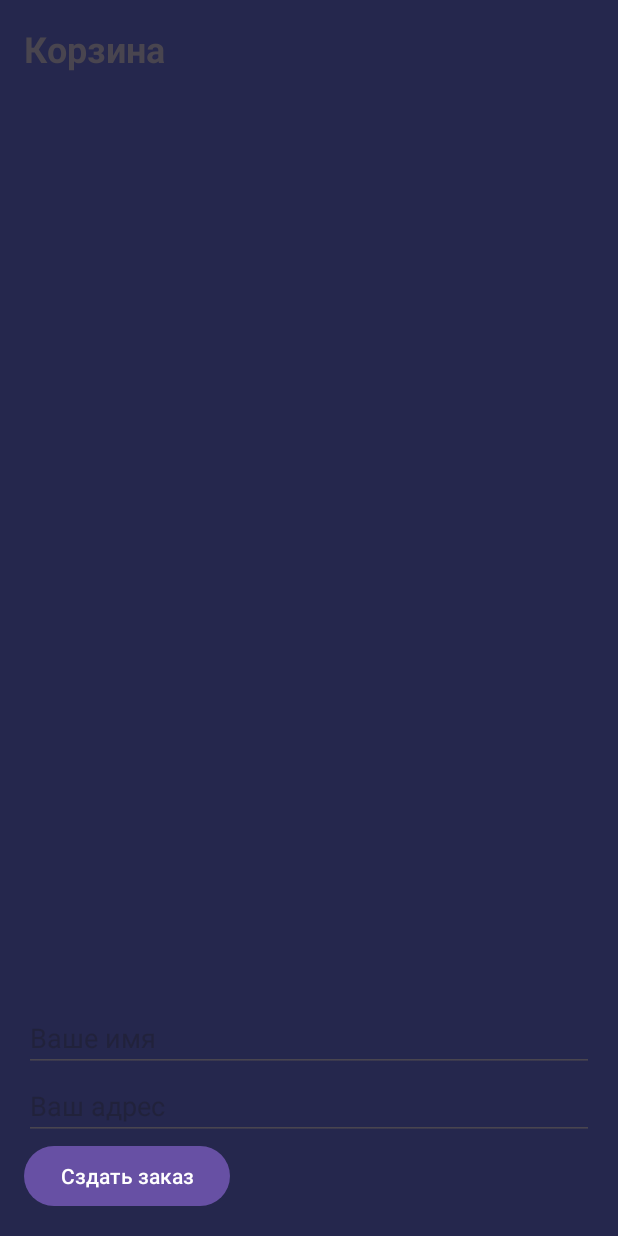
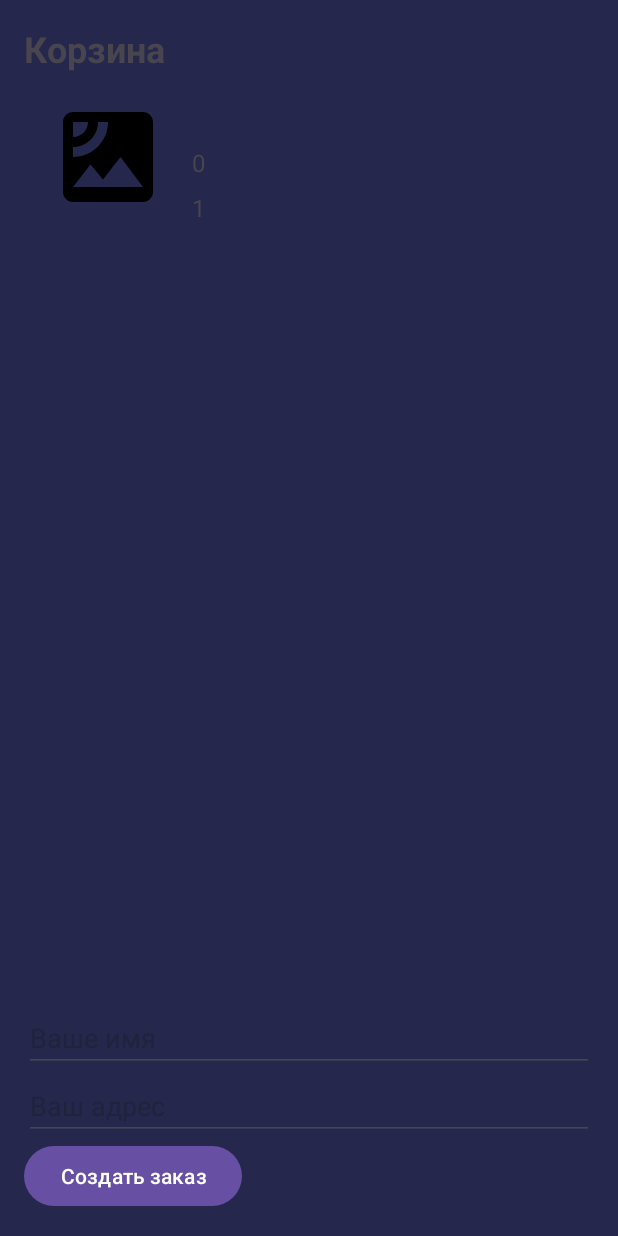
Before and after one commit to mrocznaczarownica/DiplomLastTryTilted, an Android app: the CartActivity screen opened directly, with no data from a screen before it, on a phone screen of 412 x 824 dp. Run offline under Robolectric (Android 15) with nearby library versions, the phone set to English and light mode, and no system bars; 4 statements that could not run were skipped.

Commit message:
ахуеть не работает

```diff
--- a/app/src/main/java/com/example/diplomlasttrytilted/auxiliaryClasses/CartItemsAdapter.kt
+++ b/app/src/main/java/com/example/diplomlasttrytilted/auxiliaryClasses/CartItemsAdapter.kt
@@ -7,6 +7,7 @@ import android.widget.ImageView
 import android.widget.TextView
 import androidx.recyclerview.widget.RecyclerView
 import com.example.diplomlasttrytilted.R
+import com.example.diplomlasttrytilted.dataBase.Cart
 import com.example.diplomlasttrytilted.dataBase.Tarif
 
 class CartItemsAdapter(private val products: List<Tarif>): RecyclerView.Adapter<CartItemsAdapter.ViewHolder>() {
@@ -25,7 +26,7 @@ class CartItemsAdapter(private val products: List<Tarif>): RecyclerView.Adapter<
     override fun onBindViewHolder(holder: ViewHolder, position: Int) {
         val product = products[position]
         holder.name.text = product.name
-        holder.image.setImageResource(product.image.toInt())
+        //holder.image.setImageResource(product.image.toInt())
         holder.price.text = product.price.toString()
         holder.quantity.text = "1"
     }
--- a/app/src/main/java/com/example/diplomlasttrytilted/dataBase/DBHelper.kt
+++ b/app/src/main/java/com/example/diplomlasttrytilted/dataBase/DBHelper.kt
@@ -222,7 +222,7 @@ class DBHelper(context: Context) : SQLiteOpenHelper(context, DATABASE_NAME, null
 
         val stdList: ArrayList<Tarif> = ArrayList()
 
-        val query = "SELECT * FROM $TABLE_TARIFS where name = $name"
+        val query = "SELECT * FROM $TABLE_TARIFS where name = '$name'"
         val db = this.readableDatabase
 
         val cursor: Cursor?
@@ -272,13 +272,13 @@ class DBHelper(context: Context) : SQLiteOpenHelper(context, DATABASE_NAME, null
 
     fun addItemToCart(item: List<Tarif>) {
         val db = this.writableDatabase
-        val cartTable = "CREATE TABLE $TABLE_CART " +
+        /*val cartTable = "CREATE TABLE $TABLE_CART " +
                 "($COLUMN_NAME_CART TEXT, " +
                 "$COLUMN_DESCTIPTION_CART TEXT, " +
                 "$COLUMN_PRICE_CART INT, " +
                 "$COLUMN_IMAGE_CART TEXT)"
 
-        db?.execSQL(cartTable)
+        db?.execSQL(cartTable)*/
 
         val contentValues = ContentValues()
 
@@ -293,6 +293,15 @@ class DBHelper(context: Context) : SQLiteOpenHelper(context, DATABASE_NAME, null
 
     public fun getItemFromCart(): Tarif{
 
+        /*val db1 = this.writableDatabase
+        val cartTable = "CREATE TABLE $TABLE_CART " +
+                "($COLUMN_NAME_CART TEXT, " +
+                "$COLUMN_DESCTIPTION_CART TEXT, " +
+                "$COLUMN_PRICE_CART INT, " +
+                "$COLUMN_IMAGE_CART TEXT)"
+
+        db1?.execSQL(cartTable)*/
+
         val db = this.readableDatabase
         val query = "SELECT * FROM $TABLE_CART"
 
@@ -303,7 +312,7 @@ class DBHelper(context: Context) : SQLiteOpenHelper(context, DATABASE_NAME, null
         val desc = cursor.getString(1)
         val price = cursor.getInt(2)
         val image = cursor.getString(3)
-        val std = Tarif(name, desc, price, image)
+        val std = Tarif(name = name, desctiption = desc, price = price, image = image)
         return std
     }
 }
--- a/app/src/main/java/com/example/diplomlasttrytilted/userActivities/CartActivity.kt
+++ b/app/src/main/java/com/example/diplomlasttrytilted/userActivities/CartActivity.kt
@@ -12,6 +12,7 @@ import com.example.diplom.auxiliaryСlasses.CartItem
 import com.example.diplomlasttrytilted.R
 import com.example.diplomlasttrytilted.auxiliaryClasses.CartItemsAdapter
 import com.example.diplomlasttrytilted.dataBase.DBHelper
+import com.example.diplomlasttrytilted.dataBase.Tarif
 
 class CartActivity : AppCompatActivity() {
 
@@ -26,34 +27,13 @@ class CartActivity : AppCompatActivity() {
 
     private lateinit var cartItems: List<CartItem>
     private lateinit var dbHelper: DBHelper
+    lateinit var data :List<Tarif>
 
     override fun onCreate(savedInstanceState: Bundle?) {
         super.onCreate(savedInstanceState)
         setContentView(R.layout.activity_cart)
 
         dbHelper = DBHelper(this)
-
-        val bundle = intent.extras
-        val list = bundle?.getStringArrayList("list")
-
-        recyclerViewCartItems = findViewById(R.id.recyclerViewCartItems)
-        recyclerViewCartItems.layoutManager = LinearLayoutManager(this)
-
-        if (list != null) {
-            for (item in list) {
-                //TODO:"1)написать в хелпере функцию для получения данных о товарах по имени в формате MutableList<Tarif> и кинуть этот лист в адаптер
-                // "2) нужно продумать момент перехода в корзину не через каталог а из главного меню"
-                val data = dbHelper.getProductsForName(item)
-                dbHelper.addItemToCart(data)
-
-                adapter = CartItemsAdapter(data)
-                val totalPrice = calculateTotalPrice(cartItems)
-                textViewTotalPrice.text = totalPrice.toString()
-            }
-        } else {
-            Toast.makeText(this, "Нет элементов в корзине", Toast.LENGTH_SHORT).show()
-        }
-
         //TODO:можно в $cart_item добавить кнопки для увеличения количества элементов
         recyclerViewCartItems = findViewById(R.id.recyclerViewCartItems)
         textViewTotalPrice = findViewById(R.id.textViewTotalPrice)
@@ -61,27 +41,40 @@ class CartActivity : AppCompatActivity() {
         editTextAddress = findViewById(R.id.editTextAddress)
         buttonPlaceOrder = findViewById(R.id.buttonPlaceOrder)
 
+        val bundle = intent.extras
+        val list = bundle?.getStringArrayList("list")
+
+        recyclerViewCartItems = findViewById(R.id.recyclerViewCartItems)
         recyclerViewCartItems.layoutManager = LinearLayoutManager(this)
         cartItems = getCartItems()
-        val cartAdapter = CartAdapter(cartItems)
-        //recyclerViewCartItems.adapter = cartAdapter
 
-        //val totalPrice = calculateTotalPrice(cartItems)
-        //textViewTotalPrice.text = getString(R.string.total_price, totalPrice)
+        if (list != null) {
+            for (item in list) {
+                //TODO:"1)написать в хелпере функцию для получения данных о товарах по имени в формате MutableList<Tarif> и кинуть этот лист в адаптер
+                // "2) нужно продумать момент перехода в корзину не через каталог а из главного меню"
+                data = dbHelper.getProductsForName(item.toString())
+                dbHelper.addItemToCart(data)
+            }
+            adapter = CartItemsAdapter(data)
+            val totalPrice = calculateTotalPrice(cartItems)//
+            textViewTotalPrice.text = totalPrice.toString()
+            recyclerViewCartItems.adapter = adapter
+
+        } else {
+            Toast.makeText(this, "Нет элементов в корзине", Toast.LENGTH_SHORT).show()
+        }
+
+        recyclerViewCartItems.layoutManager = LinearLayoutManager(this)
+
+        val cartAdapter = CartItemsAdapter(arrayListOf(dbHelper.getItemFromCart()) )
+        recyclerViewCartItems.adapter = cartAdapter
+
+        val totalPrice = calculateTotalPrice(cartItems)
+        textViewTotalPrice.text = getString(R.string.total_price)
 
         buttonPlaceOrder.setOnClickListener {
             placeOrder()
         }
-
-
-        // Создаем адаптер и устанавливаем его для RecyclerView
-        /*adapter = CartItemsAdapter(products)
-        recyclerViewCartItems.adapter = adapter*/
-
-        // Закрываем ресурсы
-        /*resultSet.close()
-        stmt.close()
-        conn.close()*/
     }
 
     private fun getCartItems(): List<CartItem> {
--- a/app/src/main/res/layout/activity_cart.xml
+++ b/app/src/main/res/layout/activity_cart.xml
@@ -52,7 +52,7 @@
             android:id="@+id/buttonPlaceOrder"
             android:layout_width="wrap_content"
             android:layout_height="wrap_content"
-            android:text="Сздать заказ"/>
+            android:text="Сoздать заказ"/>
 
     </LinearLayout>
 
```
Also changed, not shown: app/src/main/java/com/example/diplomlasttrytilted/userActivities/CatalogActivity.kt (+8 -9 lines).
